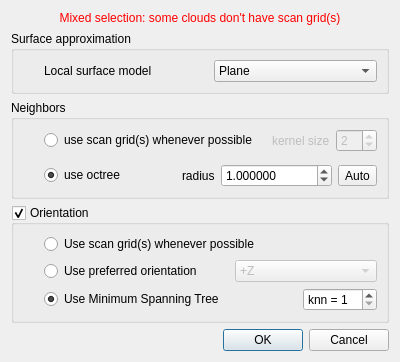
Qt form qCC/ui_templates/normalComputationDlg.ui (CloudCompare/CloudCompare) before a commit.
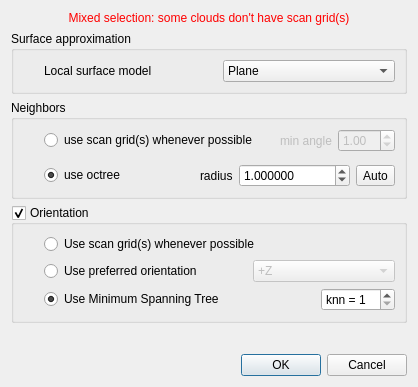
The same form after that commit.

Commit message: - Bug fix: the FARO I/O plugin was associating a wrong transformation to the scan grids, resulting into weird results when computing normals or constructing a mesh based on scan grids - New normal computation algorithm based on scan grids (uses the exising triangulation algorithm)

The edit to the form file:
```diff
--- a/qCC/ui_templates/normalComputationDlg.ui
+++ b/qCC/ui_templates/normalComputationDlg.ui
@@ -6,8 +6,8 @@
    <rect>
     <x>0</x>
     <y>0</y>
-    <width>400</width>
-    <height>362</height>
+    <width>418</width>
+    <height>387</height>
    </rect>
   </property>
   <property name="windowTitle">
@@ -126,23 +126,26 @@
               <string>Each normal will be computed using the (2p+1)*(2p+1) neighbors in the grid</string>
              </property>
              <property name="text">
-              <string>kernel size</string>
+              <string>min angle</string>
              </property>
             </widget>
            </item>
            <item>
-            <widget class="QSpinBox" name="gridKernelSpinBox">
+            <widget class="QDoubleSpinBox" name="gridAngleDoubleSpinBox">
              <property name="toolTip">
               <string>Each normal will be computed using the (2p+1)*(2p+1) neighbors in the grid</string>
              </property>
              <property name="minimum">
-              <number>1</number>
+              <double>0.000000000000000</double>
              </property>
              <property name="maximum">
-              <number>10</number>
+              <double>90.000000000000000</double>
+             </property>
+             <property name="singleStep">
+              <double>0.100000000000000</double>
              </property>
              <property name="value">
-              <number>2</number>
+              <double>1.000000000000000</double>
              </property>
             </widget>
            </item>
```
Left out of the diff: 35 changed lines with no effect on the pictures. The commit also changes 8 other files.
